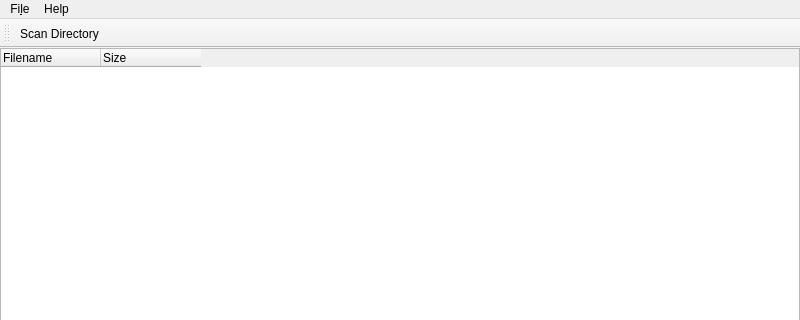
Above: mainwindow.ui from tikhova/findString before the change; both pictures show x 0 to 800 and y 0 to 320 of the 800 by 600 pixel window. Below: the same form after it.
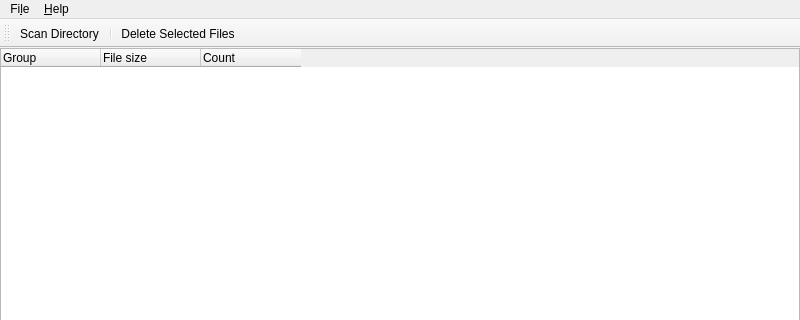
That is the form after the change.

Diff of the .ui file:
```diff
--- a/mainwindow.ui
+++ b/mainwindow.ui
@@ -29,6 +29,9 @@
     </property>
     <item>
      <widget class="QTreeWidget" name="treeWidget">
+      <property name="selectionMode">
+       <enum>QAbstractItemView::MultiSelection</enum>
+      </property>
       <attribute name="headerMinimumSectionSize">
        <number>100</number>
       </attribute>
@@ -37,12 +40,17 @@
       </attribute>
       <column>
        <property name="text">
-        <string>Filename</string>
+        <string>Group</string>
        </property>
       </column>
       <column>
        <property name="text">
-        <string>Size</string>
+        <string>File size</string>
+       </property>
+      </column>
+      <column>
+       <property name="text">
+        <string>Count</string>
        </property>
       </column>
      </widget>
@@ -55,7 +63,7 @@
      <x>0</x>
      <y>0</y>
      <width>800</width>
-     <height>27</height>
+     <height>23</height>
     </rect>
    </property>
    <widget class="QMenu" name="menuFile">
@@ -68,9 +76,8 @@
    </widget>
    <widget class="QMenu" name="menuHelp">
     <property name="title">
-     <string>Help</string>
+     <string>&amp;Help</string>
     </property>
-    <addaction name="actionAbout"/>
    </widget>
    <addaction name="menuFile"/>
    <addaction name="menuHelp"/>
@@ -86,6 +93,8 @@
     <bool>false</bool>
    </attribute>
    <addaction name="actionScan_Directory"/>
+   <addaction name="separator"/>
+   <addaction name="actionDelete_Selected"/>
   </widget>
   <action name="actionScan_Directory">
    <property name="text">
@@ -97,9 +106,9 @@
     <string>&amp;Exit</string>
    </property>
   </action>
-  <action name="actionAbout">
+  <action name="actionDelete_Selected">
    <property name="text">
-    <string>About</string>
+    <string>Delete Selected Files</string>
    </property>
   </action>
  </widget>
```
